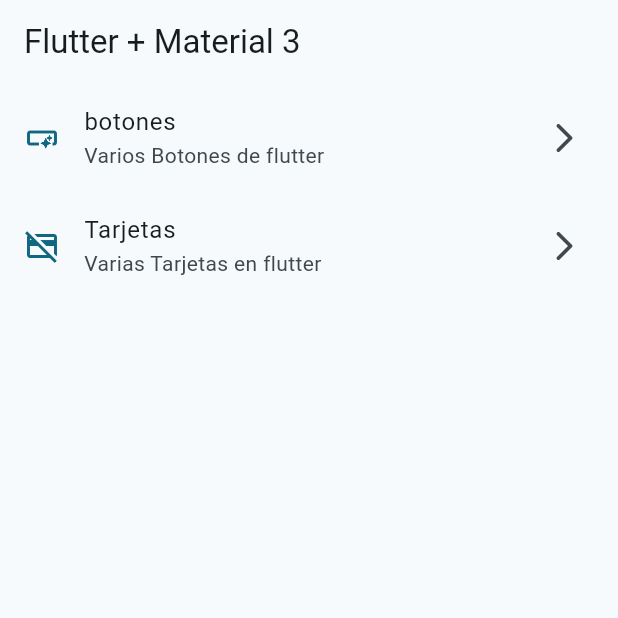
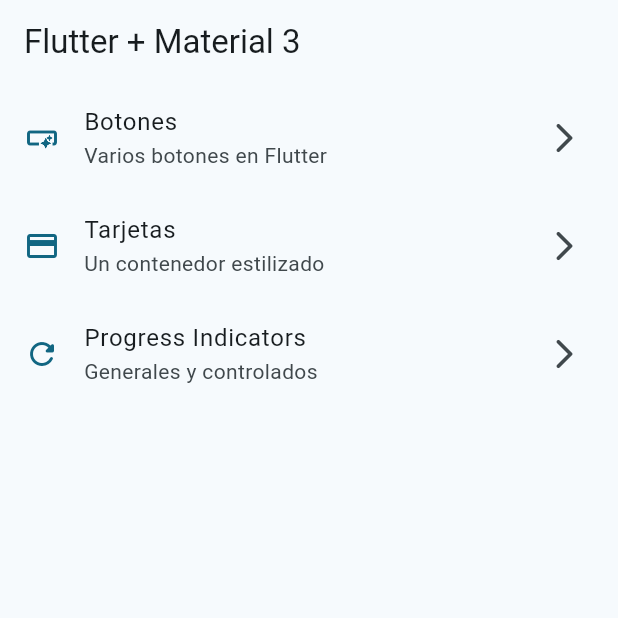
Before and after one commit to AdanSoria/widget_soriachavarin02, a Flutter app: the screen it shows after launch, on a phone screen of 412 x 824 dp, the top half of it. Run offline on Flutter 3.47's test engine with Material 3 defaults, Android fonts, the phone set to English and light mode, and no system bars; our stand-ins replace go_router.

Commit message:
Sesion de 09/Marzo

```diff
--- a/lib/config/menu/menu_items.dart
+++ b/lib/config/menu/menu_items.dart
@@ -16,15 +16,21 @@
 
 const menuItems = <MenuItems>[
   MenuItems(
-    title: 'botones',
-    subtitle: 'Varios Botones de flutter',
-    link: '/botones',
+    title: 'Botones',
+    subtitle: 'Varios botones en Flutter',
+    link: '/buttons',
     icon: Icons.smart_button_outlined,
   ),
   MenuItems(
     title: 'Tarjetas',
-    subtitle: 'Varias Tarjetas en flutter',
-    link: '/tarjetas',
-    icon: Icons.credit_card_off_outlined,
+    subtitle: 'Un contenedor estilizado',
+    link: '/cards',
+    icon: Icons.credit_card,
+  ),
+  MenuItems(
+    title: 'Progress Indicators',
+    subtitle: 'Generales y controlados',
+    link: '/progress',
+    icon: Icons.refresh_rounded,
   ),
 ];
--- /dev/null
+++ b/lib/config/router/app_router.dart
@@ -0,0 +1,29 @@
+import 'package:go_router/go_router.dart';
+import 'package:widget_soriachavarin02/presentation/screen/screen.dart';
+
+// GoRouter configuration
+final appRouter = GoRouter(
+  initialLocation: '/',
+  routes: [
+    GoRoute(
+      path: '/',
+      name: HomeScreen.name,
+      builder: (context, state) => const HomeScreen(),
+    ),
+    GoRoute(
+      path: '/cards',
+      name: CardsScreen.name,
+      builder: (context, state) => const CardsScreen(),
+    ),
+    GoRoute(
+      path: '/buttons',
+      name: ButtonScreen.name,
+      builder: (context, state) => const ButtonScreen(),
+    ),
+    GoRoute(
+      path: '/progress',
+      name: ProgressScreen.name,
+      builder: (context, state) => const ProgressScreen(),
+    ),
+  ],
+);
--- a/lib/main.dart
+++ b/lib/main.dart
@@ -1,6 +1,7 @@
 import 'package:flutter/material.dart';
+import 'package:widget_soriachavarin02/config/router/app_router.dart';
 import 'package:widget_soriachavarin02/config/theme/app_theme.dart';
-import 'package:widget_soriachavarin02/presentation/screen/home/home_screen.dart';
+//import 'package:widget_soriachavarin02/presentation/screen/home/home_screen.dart';
 
 //soria chavarin Jorge Adan 20400830
 //03/03/2026
@@ -13,10 +14,10 @@
 
   @override
   Widget build(BuildContext context) {
-    return MaterialApp(
+    return MaterialApp.router(
       debugShowCheckedModeBanner: false,
       theme: AppTheme(selectedColor: 3).themeData(),
-      home: HomeScreen(),
+      routerConfig: appRouter,
     );
   }
 }
--- a/pubspec.yaml
+++ b/pubspec.yaml
@@ -9,6 +9,7 @@
 dependencies:
   flutter:
     sdk: flutter
+  go_router: ^17.1.0
 
 dev_dependencies:
   flutter_test:
```
Also changed, not shown: lib/config/buttons/button_screen.dart (+39 -1 lines), lib/presentation/screen/animated/animated_screen.dart (added, +12 -0 lines), lib/presentation/screen/app_tutorial/app_screen.dart (added, +12 -0 lines), lib/presentation/screen/card/cards_screen.dart (+48 -1 lines), lib/presentation/screen/home/home_screen.dart (+4 -4 lines), lib/presentation/screen/infinite_scroll/infinite_screen.dart (added, +13 -0 lines), lib/presentation/screen/progress/progress_screen.dart (added, +75 -0 lines), lib/presentation/screen/screen.dart (added, +9 -0 lines), lib/presentation/screen/snackbar/snackbar_screen.dart (added, +12 -0 lines), lib/presentation/screen/ui_controls/ui_control_screen.dart (added, +12 -0 lines), pubspec.lock.
